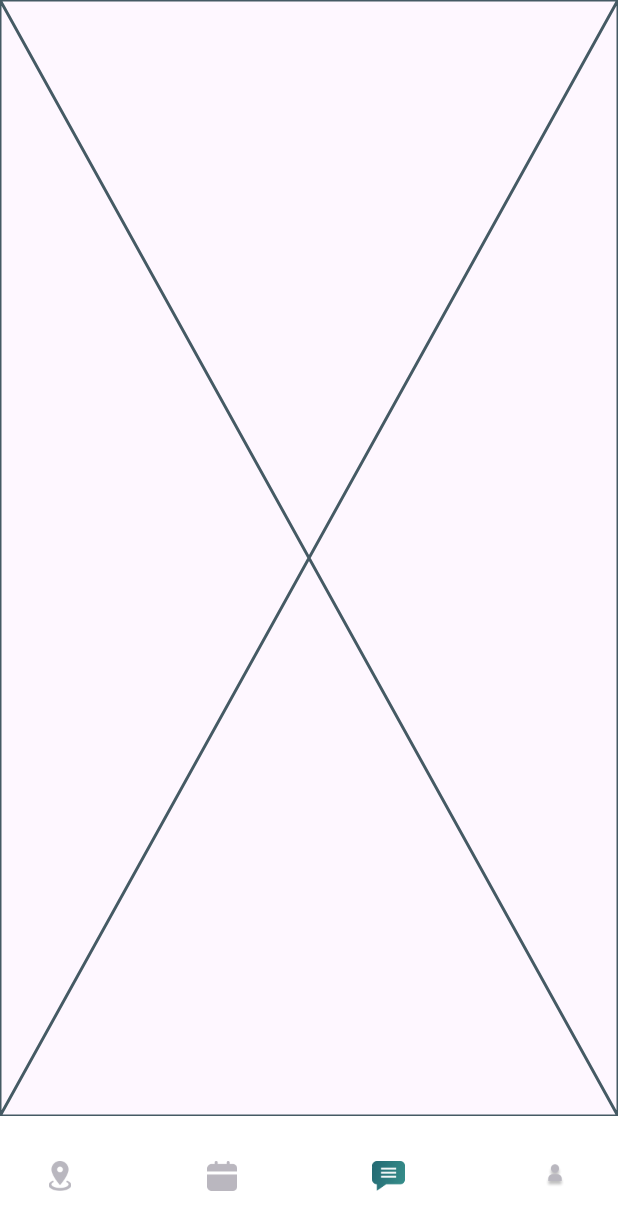
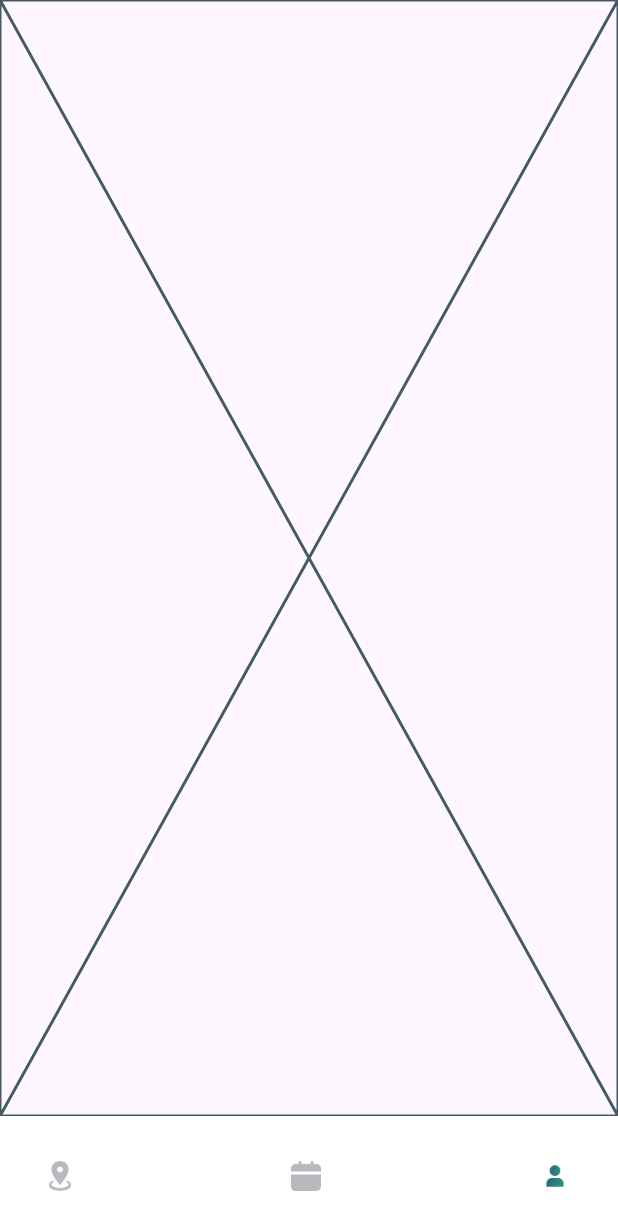
Before and after one commit to fwdAndroid/irrish_driving, a Flutter app: the MainScreen screen opened directly, item 3 of the bottom bar chosen, on a phone screen of 412 x 824 dp. Shown: the top 1230 px of the screen. Run offline on Flutter 3.47's test engine with Material 2 defaults, Android fonts, the phone set to English and light mode, and no system bars; our stand-ins replace cloud_firestore, country_code_picker, firebase_auth, firebase_core, firebase_storage, form_field_validator and 5 more; missing offline and left inert: pay, webview_flutter_android, webview_flutter_wkwebview; accounts and stored records are empty.

Commit message:
Remove Extra Page

```diff
--- a/lib/screens/dashboard/order_page.dart
+++ /dev/null
@@ -1,15 +0,0 @@
-import 'package:flutter/material.dart';
-
-class OrderPage extends StatefulWidget {
-  const OrderPage({super.key});
-
-  @override
-  State<OrderPage> createState() => _OrderPageState();
-}
-
-class _OrderPageState extends State<OrderPage> {
-  @override
-  Widget build(BuildContext context) {
-    return const Placeholder();
-  }
-}
--- a/lib/screens/main_screen.dart
+++ b/lib/screens/main_screen.dart
@@ -2,7 +2,6 @@ import 'package:flutter/material.dart';
 import 'package:irrish_driving/screens/dashboard/booking_page.dart';
 import 'package:irrish_driving/screens/dashboard/home_page.dart';
 import 'package:irrish_driving/screens/dashboard/my_profile.dart';
-import 'package:irrish_driving/screens/dashboard/order_page.dart';
 
 class MainScreen extends StatefulWidget {
   // MainScreen ({Key key}) : super(key: key);
@@ -84,13 +83,13 @@ class _MainScreenState extends State<MainScreen> {
                   ],
                 ),
               ),
-              //Chat
+
+              //Profile
               MaterialButton(
                 minWidth: 40,
                 onPressed: () {
                   setState(() {
-                    currentScreen = const OrderPage();
-
+                    currentScreen = const MyProfile();
                     currentTab = 2;
                   });
                 },
@@ -98,26 +97,7 @@ class _MainScreenState extends State<MainScreen> {
                   mainAxisAlignment: MainAxisAlignment.center,
                   children: <Widget>[
                     Image.asset(
-                      currentTab == 2 ? 'assets/chats.png' : 'assets/chat1.png',
-                      height: 20,
-                    )
-                  ],
-                ),
-              ),
-              //Profile
-              MaterialButton(
-                minWidth: 40,
-                onPressed: () {
-                  setState(() {
-                    currentScreen = const MyProfile();
-                    currentTab = 3;
-                  });
-                },
-                child: Column(
-                  mainAxisAlignment: MainAxisAlignment.center,
-                  children: <Widget>[
-                    Image.asset(
-                      currentTab == 3
+                      currentTab == 2
                           ? 'assets/profilecolor.png'
                           : 'assets/person.png',
                       height: 20,
```
